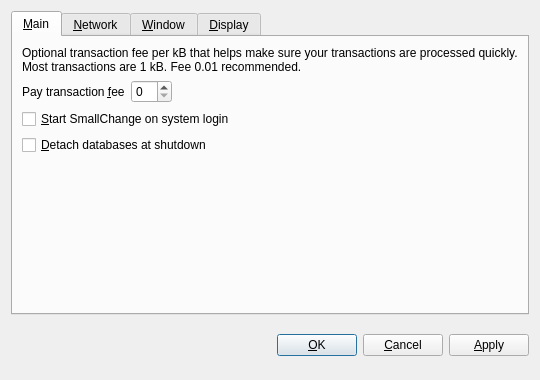
Above: src/qt/forms/optionsdialog.ui from mousecoin/mousecoin before the change. Below: the same form after it.
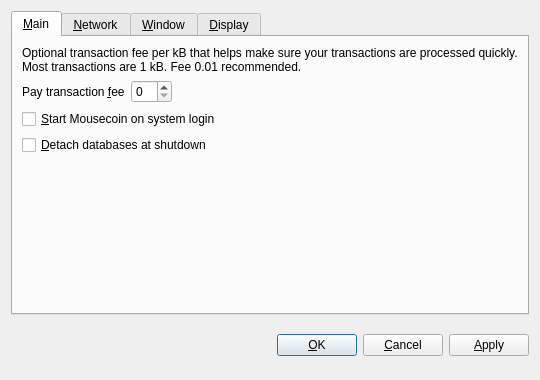
That is the form after the change. The open tabs and pages were chosen to show the change. Custom widgets are drawn as their Qt base class.

```diff
--- a/src/qt/forms/optionsdialog.ui
+++ b/src/qt/forms/optionsdialog.ui
@@ -82,7 +82,7 @@
           <string>Automatically start SmallChange after logging in to the system.</string>
          </property>
          <property name="text">
-          <string>&amp;Start SmallChange on system login</string>
+          <string>&amp;Start Mousecoin on system login</string>
          </property>
         </widget>
        </item>
```
Left out of the diff: 10 changed lines with no effect on the pictures.
